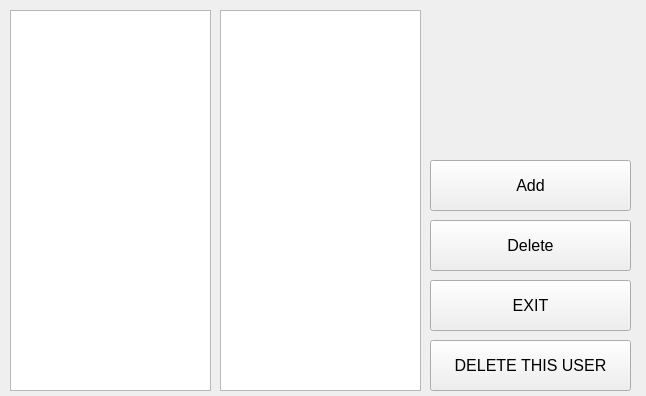
The window that DataBaseCybersport/TeamWindow.ui (Inlucker/DataBaseCybersport) describes before a commit, drawn with Qt 5.
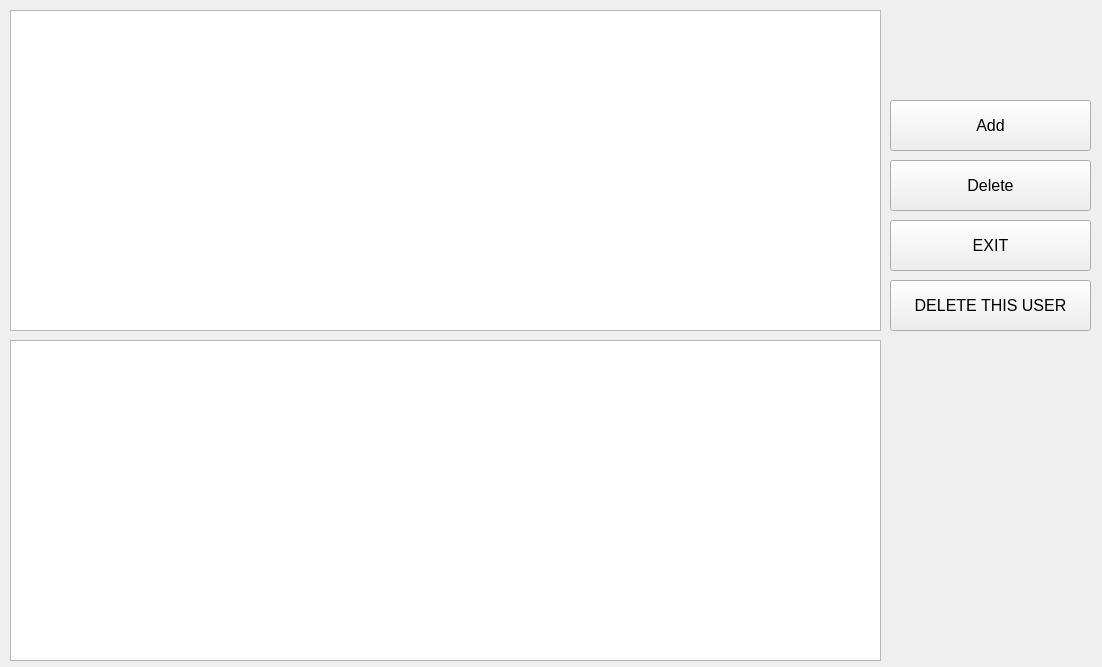
The same window after the commit.

Commit message: updated gen progs, added sql scripts and started working with QTableView

Patch:
```diff
--- a/DataBaseCybersport/TeamWindow.ui
+++ b/DataBaseCybersport/TeamWindow.ui
@@ -6,8 +6,8 @@
    <rect>
     <x>0</x>
     <y>0</y>
-    <width>646</width>
-    <height>396</height>
+    <width>1102</width>
+    <height>667</height>
    </rect>
   </property>
   <property name="windowTitle">
@@ -16,8 +16,8 @@
   <widget class="QPushButton" name="delete_user_btn">
    <property name="geometry">
     <rect>
-     <x>430</x>
-     <y>340</y>
+     <x>890</x>
+     <y>280</y>
      <width>201</width>
      <height>51</height>
     </rect>
@@ -34,8 +34,8 @@
   <widget class="QPushButton" name="delete_btn">
    <property name="geometry">
     <rect>
-     <x>430</x>
-     <y>220</y>
+     <x>890</x>
+     <y>160</y>
      <width>201</width>
      <height>51</height>
     </rect>
@@ -52,8 +52,8 @@
   <widget class="QPushButton" name="exit_btn">
    <property name="geometry">
     <rect>
-     <x>430</x>
-     <y>280</y>
+     <x>890</x>
+     <y>220</y>
      <width>201</width>
      <height>51</height>
     </rect>
@@ -70,8 +70,8 @@
   <widget class="QPushButton" name="add_btn">
    <property name="geometry">
     <rect>
-     <x>430</x>
-     <y>160</y>
+     <x>890</x>
+     <y>100</y>
      <width>201</width>
      <height>51</height>
     </rect>
@@ -85,23 +85,23 @@
     <string>Add</string>
    </property>
   </widget>
-  <widget class="QListWidget" name="free_players_listWidget">
+  <widget class="QTableView" name="free_tableView">
    <property name="geometry">
     <rect>
      <x>10</x>
      <y>10</y>
-     <width>201</width>
-     <height>381</height>
+     <width>871</width>
+     <height>321</height>
     </rect>
    </property>
   </widget>
-  <widget class="QListWidget" name="my_players_listWidget">
+  <widget class="QTableView" name="my_tableView">
    <property name="geometry">
     <rect>
-     <x>220</x>
-     <y>10</y>
-     <width>201</width>
-     <height>381</height>
+     <x>10</x>
+     <y>340</y>
+     <width>871</width>
+     <height>321</height>
     </rect>
    </property>
   </widget>
```
The commit also changes 12 other files.
